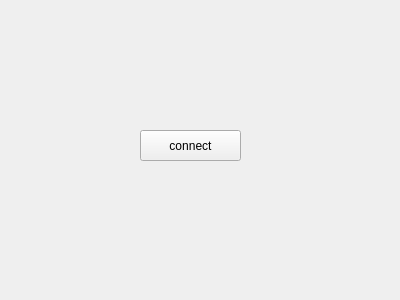
imMAMZI/kalaNet, file client/src/client_main_window.ui: the form before one commit.
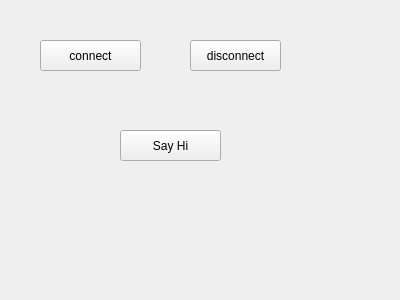
The form after the commit.

Commit message: added some button for more functionality (on client : disconnect button, say Hi button) (on server : stop listening button)

```diff
--- a/client/src/client_main_window.ui
+++ b/client/src/client_main_window.ui
@@ -16,8 +16,8 @@
   <widget class="QPushButton" name="pushButton">
    <property name="geometry">
     <rect>
-     <x>140</x>
-     <y>130</y>
+     <x>40</x>
+     <y>40</y>
      <width>101</width>
      <height>31</height>
     </rect>
@@ -26,6 +26,32 @@
     <string>connect</string>
    </property>
   </widget>
+  <widget class="QPushButton" name="sayHiButton">
+   <property name="geometry">
+    <rect>
+     <x>120</x>
+     <y>130</y>
+     <width>101</width>
+     <height>31</height>
+    </rect>
+   </property>
+   <property name="text">
+    <string>Say Hi</string>
+   </property>
+  </widget>
+  <widget class="QPushButton" name="disconnectButton">
+   <property name="geometry">
+    <rect>
+     <x>190</x>
+     <y>40</y>
+     <width>91</width>
+     <height>31</height>
+    </rect>
+   </property>
+   <property name="text">
+    <string>disconnect</string>
+   </property>
+  </widget>
  </widget>
  <resources/>
  <connections/>
```
Left out of the diff: 2 changed lines with no effect on the pictures. The commit also changes 6 other files.
